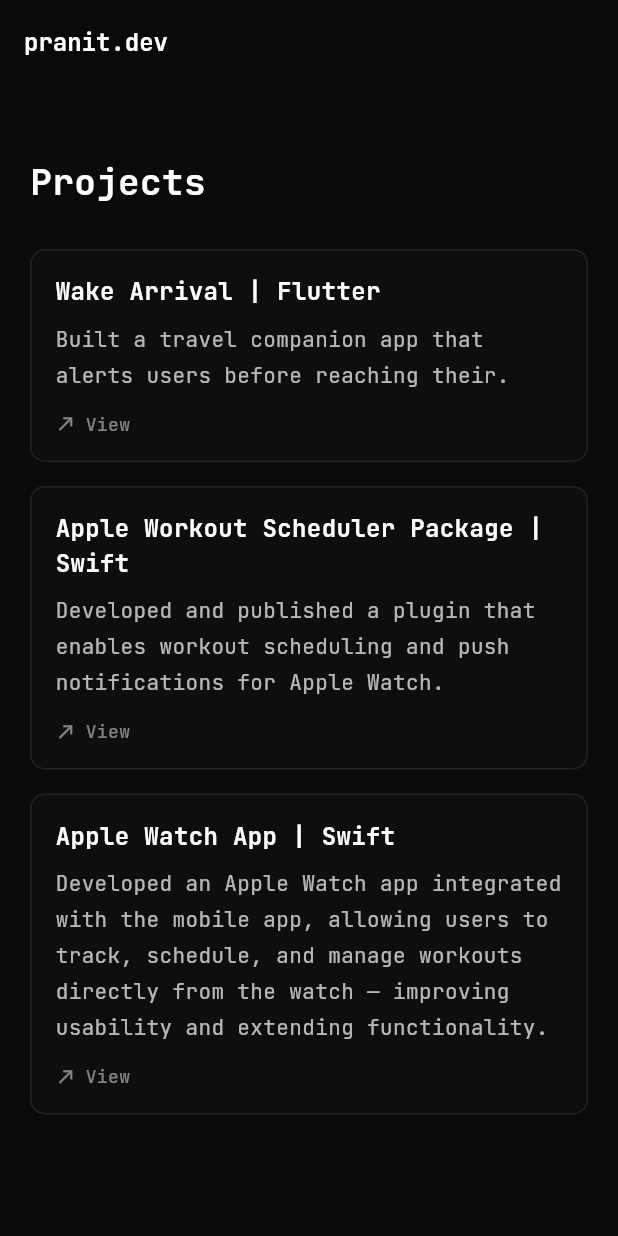
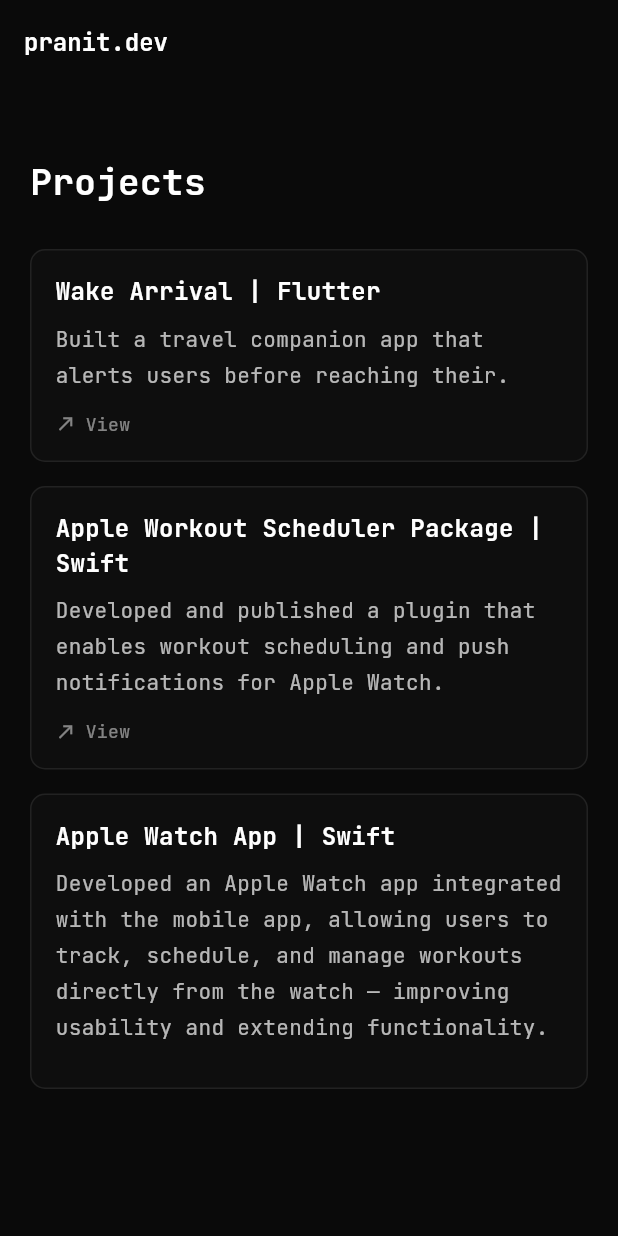
Before and after one commit to Pranit1804/my_portfolio, a Flutter app: the screen it shows after launch, scrolled down 1728 dp, on a phone screen of 412 x 824 dp. Run offline on Flutter 3.47's test engine with Material 3 defaults, Android fonts, the phone set to English and light mode, and no system bars; our stand-ins replace google_fonts, responsive_framework.

Commit message:
added favicon icon and removed view button where url is emtpy

```diff
--- a/lib/sections/homepage.dart
+++ b/lib/sections/homepage.dart
@@ -54,7 +54,6 @@ class PortfolioPage extends StatefulWidget {
 
 class _PortfolioPageState extends State<PortfolioPage> {
   final _scrollCtrl = ScrollController();
-  final _aboutKey = GlobalKey();
   final _expKey = GlobalKey();
   final _projectsKey = GlobalKey();
   final _contactKey = GlobalKey();
@@ -78,8 +77,6 @@ class _PortfolioPageState extends State<PortfolioPage> {
 
   @override
   Widget build(BuildContext context) {
-    final isMobile = ResponsiveBreakpoints.of(context).isMobile;
-
     return Scaffold(
       appBar: NavBar(
         onExperience: () => _jumpTo(_expKey),
--- a/lib/widgets/project_card.dart
+++ b/lib/widgets/project_card.dart
@@ -25,7 +25,9 @@ class _ProjectCardState extends State<ProjectCard> {
   Widget build(BuildContext context) {
     return GestureDetector(
       onTap: () {
+        if (widget.url.isNotEmpty) {
           launchUrl(Uri.parse(widget.url));
+        }
       },
       child: MouseRegion(
         onEnter: (_) => setState(() => hover = true),
@@ -54,11 +56,12 @@ class _ProjectCardState extends State<ProjectCard> {
               const SizedBox(height: 8),
               _bodyText(widget.desc),
               const SizedBox(height: 12),
+              if (widget.url.isNotEmpty)
                 Opacity(
                   opacity: .7,
                   child: Row(
                     mainAxisSize: MainAxisSize.min,
-                  children: const [
+                    children: [
                       Icon(Icons.north_east, size: 14, color: Colors.white70),
                       SizedBox(width: 6),
                       Text(
```
Also changed, not shown: 20 other files. Lines whose indentation alone changed are shown as unchanged.
